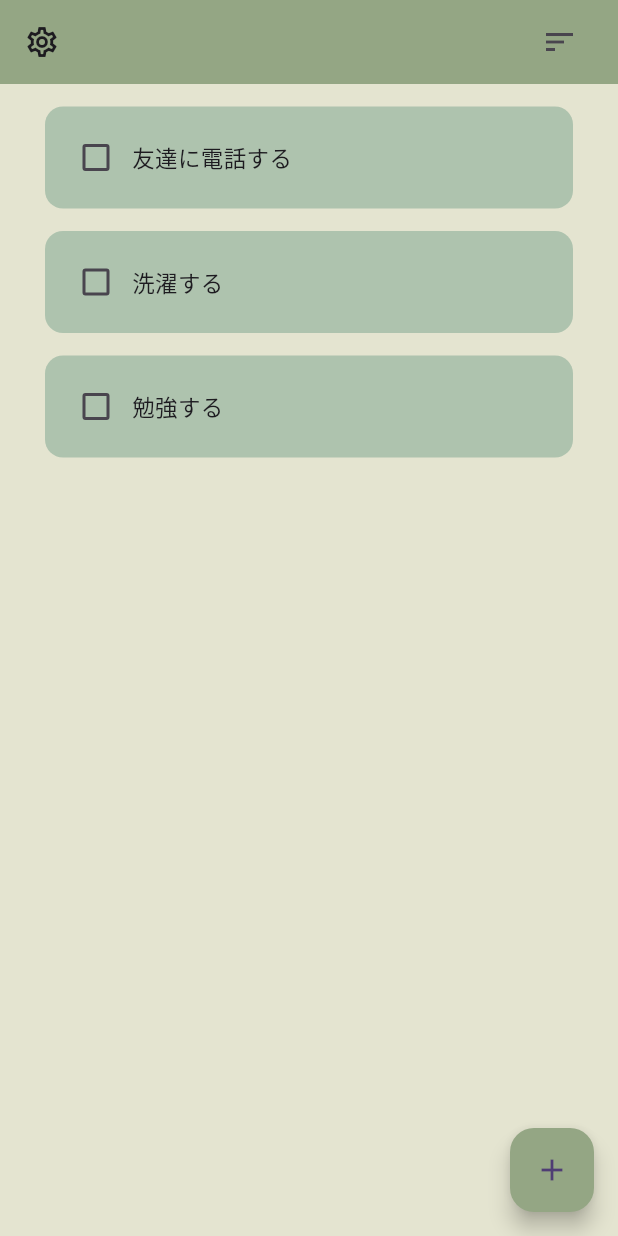
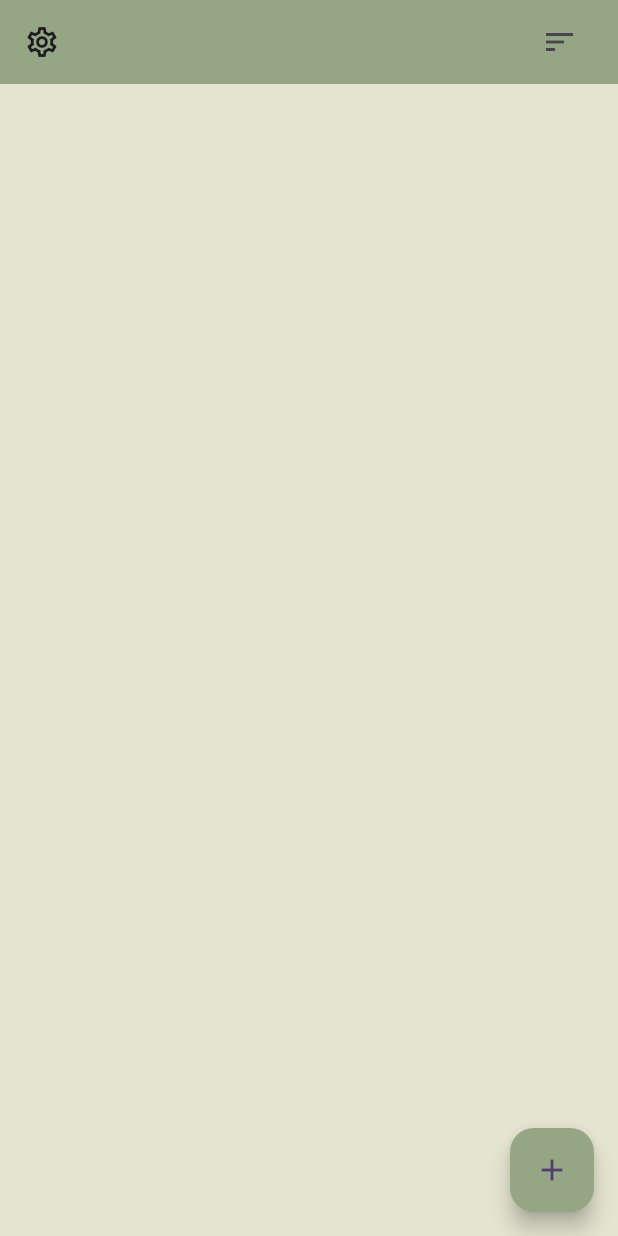
Before and after one commit to ten66/simple_todo_app, a Flutter app: the screen it shows after launch, on a phone screen of 412 x 824 dp. Run offline on Flutter 3.47's test engine with Material 2 defaults, Android fonts, the phone set to English and light mode, and no system bars.

```diff
--- a/lib/pages/home_page.dart
+++ b/lib/pages/home_page.dart
@@ -15,11 +15,7 @@ class _HomePageState extends State<HomePage> {
   // text controller
   final _controller = TextEditingController();
 
-  List taskList = [
-    ['友達に電話する', false],
-    ['洗濯する', false],
-    ['勉強する', false],
-  ];
+  List taskList = [];
 
   void checkBoxChanged(bool? value, int index) {
     setState(() {
```
